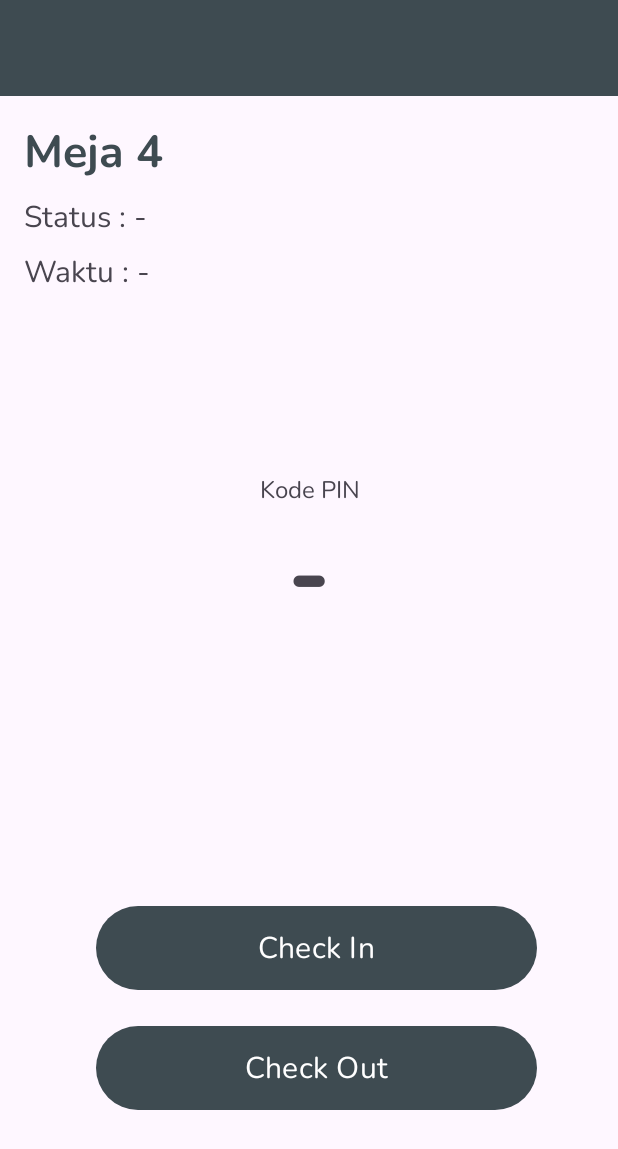
After one commit to BayuNindioko/Eatsy, an Android app: the layout activity_detail_reservasi.xml on its own in the app's theme, with its tools: preview values and no code run, on a phone screen of 412 x 824 dp. The commit adds this screen. Shown: the top 1149 px of the screen. Run offline under Robolectric (Android 15) with nearby library versions, the phone set to English and light mode, and no system bars.

Commit message:
reservasi donn

```diff
--- a/Eatsy-app/app/src/main/AndroidManifest.xml
+++ b/Eatsy-app/app/src/main/AndroidManifest.xml
@@ -30,6 +30,11 @@
                 <category android:name="android.intent.category.LAUNCHER" />
             </intent-filter>
         </activity>
+
+        <activity
+            android:name=".reservasi.DetailReservasiActivity"
+            android:exported="false" />
+
     </application>
 
 </manifest>
--- a/Eatsy-app/app/src/main/java/com/example/eatsy/api/ApiService.kt
+++ b/Eatsy-app/app/src/main/java/com/example/eatsy/api/ApiService.kt
@@ -1,12 +1,17 @@
 package com.example.eatsy.api
 
 
+import com.example.eatsy.data.CheckinResponse
+import com.example.eatsy.data.DetailReservationResponse
 import com.example.eatsy.data.LoginResponse
 import com.example.eatsy.data.LogoutResponse
+import com.example.eatsy.data.TableResponseItem
 import retrofit2.Call
 import retrofit2.http.*
 
 interface ApiService {
+
+    //reservasi
     @POST("users/login")
     @FormUrlEncoded
     fun login(
@@ -19,4 +24,27 @@ interface ApiService {
         @Header("Authorization") token: String,
     ) : Call<LogoutResponse>
 
+    //booking meja reservasi
+    @GET("tables")
+    fun getTable(
+    ): Call<List<TableResponseItem>>
+
+    @GET("/api/tables/{table_id}/reservations")
+    fun detailReservation(
+        @Path("table_id") id: Int,
+    ) : Call<DetailReservationResponse>
+
+    @POST("/api/tables/{table_id}/reservations")
+    @FormUrlEncoded
+    fun checkIn(
+        @Path("table_id") table_id: Int,
+        @Field("name") name :String
+    ): Call<CheckinResponse>
+
+    @POST("/api/tables/reservations/{id}")
+    @FormUrlEncoded
+    fun checkOut(
+        @Path("id") id: Int,
+        @Field("table_id") table_id: Int,
+    ): Call<DetailReservationResponse>
 }
--- /dev/null
+++ b/Eatsy-app/app/src/main/java/com/example/eatsy/reservasi/ReservationViewModel.kt
@@ -0,0 +1,37 @@
+package com.example.myapplication.reservasi
+
+import android.util.Log
+import androidx.lifecycle.LiveData
+import androidx.lifecycle.MutableLiveData
+import androidx.lifecycle.ViewModel
+import com.example.eatsy.api.ApiConfig
+import com.example.eatsy.data.TableResponseItem
+import retrofit2.Call
+import retrofit2.Callback
+import retrofit2.Response
+
+class ReservationViewModel : ViewModel() {
+    private val tableData: MutableLiveData<List<TableResponseItem>> = MutableLiveData()
+    fun getTableData(): LiveData<List<TableResponseItem>> = tableData
+    fun loadTableData() {
+        val apiService = ApiConfig().getApiService()
+        apiService.getTable().enqueue(object : Callback<List<TableResponseItem>> {
+            override fun onResponse(call: Call<List<TableResponseItem>>, response: Response<List<TableResponseItem>>) {
+                if (response.isSuccessful) {
+                    val tableList = response.body()
+                    tableList?.forEach { tableReservation ->
+                        val tableList = response.body()
+                        tableData.postValue(tableList)
+                    }
+                } else {
+                    Log.d("aldo", "${response.code()}")
+                }
+            }
+
+            override fun onFailure(call: Call<List<TableResponseItem>>, t: Throwable) {
+                Log.e("aldo", "Error: ${t.message}")
+                t.printStackTrace()
+            }
+        })
+    }
+}
--- /dev/null
+++ b/Eatsy-app/app/src/main/res/layout/activity_detail_reservasi.xml
@@ -0,0 +1,122 @@
+<?xml version="1.0" encoding="utf-8"?>
+<androidx.constraintlayout.widget.ConstraintLayout xmlns:android="http://schemas.android.com/apk/res/android"
+    xmlns:app="http://schemas.android.com/apk/res-auto"
+    xmlns:tools="http://schemas.android.com/tools"
+    android:layout_width="match_parent"
+    android:layout_height="match_parent"
+    tools:context=".detailReservasi.DetailReservasiActivity">
+
+    <com.google.android.material.appbar.MaterialToolbar
+        android:id="@+id/toolbar"
+        android:layout_width="match_parent"
+        android:layout_height="?attr/actionBarSize"
+        android:background="?attr/colorPrimary"
+        android:elevation="4dp"
+        android:theme="@style/ActionBarStyle"
+        app:layout_constraintEnd_toEndOf="parent"
+        app:layout_constraintStart_toStartOf="parent"
+        app:layout_constraintTop_toTopOf="parent" />
+
+    <TextView
+        android:id="@+id/no_meja"
+        android:layout_width="match_parent"
+        android:layout_height="wrap_content"
+        android:layout_marginStart="16dp"
+        android:layout_marginTop="16dp"
+        android:fontFamily="@font/nunito_semibold"
+        android:text="Meja 4"
+        android:textColor="@color/blue"
+        android:textSize="30sp"
+        app:layout_constraintEnd_toEndOf="parent"
+        app:layout_constraintStart_toStartOf="parent"
+        app:layout_constraintTop_toBottomOf="@+id/toolbar" />
+
+    <TextView
+        android:id="@+id/status"
+        android:layout_width="match_parent"
+        android:layout_height="wrap_content"
+        android:layout_marginStart="16dp"
+        android:layout_marginTop="8dp"
+        android:fontFamily="@font/nunito"
+        android:text="Status : -"
+        android:textSize="20sp"
+        app:layout_constraintStart_toStartOf="parent"
+        app:layout_constraintTop_toBottomOf="@+id/no_meja" />
+
+    <TextView
+        android:id="@+id/waktu_checkin"
+        android:layout_width="match_parent"
+        android:layout_height="wrap_content"
+        android:layout_marginStart="16dp"
+        android:layout_marginTop="8dp"
+
+        android:fontFamily="@font/nunito"
+        android:text="Waktu : -"
+        android:textSize="20sp"
+        app:layout_constraintEnd_toEndOf="parent"
+        app:layout_constraintStart_toStartOf="parent"
+        app:layout_constraintTop_toBottomOf="@+id/status" />
+
+    <TextView
+        android:id="@+id/pincode"
+        android:layout_width="match_parent"
+        android:layout_height="wrap_content"
+        android:layout_marginTop="120dp"
+        android:fontFamily="@font/nunito"
+        android:gravity="center"
+        android:text="Kode PIN"
+        android:textSize="16sp"
+        app:layout_constraintEnd_toEndOf="parent"
+        app:layout_constraintStart_toStartOf="parent"
+        app:layout_constraintTop_toBottomOf="@+id/waktu_checkin" />
+
+    <TextView
+        android:id="@+id/pin"
+        android:layout_width="match_parent"
+        android:layout_height="wrap_content"
+        android:fontFamily="@font/nunito_bold"
+        android:gravity="center"
+        android:text="-"
+        android:textSize="64sp"
+        app:layout_constraintTop_toBottomOf="@+id/pincode" />
+
+    <Button
+        android:id="@+id/checkin"
+        android:layout_width="match_parent"
+        android:layout_height="64dp"
+        android:layout_marginStart="64dp"
+        android:layout_marginEnd="54dp"
+        android:layout_marginBottom="16dp"
+        android:text="Check In"
+        android:textSize="20sp"
+        app:layout_constraintBottom_toTopOf="@+id/checkout"
+        app:layout_constraintEnd_toEndOf="parent"
+        app:layout_constraintStart_toStartOf="parent" />
+
+    <Button
+        android:id="@+id/checkout"
+        android:layout_width="match_parent"
+        android:layout_height="64dp"
+        android:layout_marginStart="64dp"
+        android:layout_marginEnd="54dp"
+        android:layout_marginBottom="80dp"
+        android:text="Check Out"
+        android:textSize="20sp"
+        app:layout_constraintBottom_toBottomOf="parent"
+        app:layout_constraintEnd_toEndOf="parent"
+        app:layout_constraintStart_toStartOf="parent" />
+
+
+    <ProgressBar
+        android:id="@+id/progressBar2"
+        style="?android:attr/progressBarStyle"
+        android:layout_width="wrap_content"
+        android:layout_height="wrap_content"
+        app:layout_constraintBottom_toBottomOf="parent"
+        app:layout_constraintEnd_toEndOf="parent"
+        app:layout_constraintStart_toStartOf="parent"
+        app:layout_constraintTop_toTopOf="parent"
+        android:visibility="gone"/>
+
+
+</androidx.constraintlayout.widget.ConstraintLayout>
--- a/Eatsy-app/app/src/main/res/layout/activity_main.xml
+++ b/Eatsy-app/app/src/main/res/layout/activity_main.xml
@@ -52,12 +52,12 @@
         android:id="@+id/nav_host_fragment_activity_main"
         android:name="androidx.navigation.fragment.NavHostFragment"
         android:layout_width="match_parent"
-        android:layout_height="match_parent"
+        android:layout_height="0dp"
         app:defaultNavHost="true"
         app:layout_constraintBottom_toTopOf="@id/nav_view"
         app:layout_constraintLeft_toLeftOf="parent"
         app:layout_constraintRight_toRightOf="parent"
-        app:layout_constraintTop_toTopOf="parent"
+        app:layout_constraintTop_toBottomOf="@+id/toolbar"
         app:navGraph="@navigation/mobile_navigation" />
 
 </androidx.constraintlayout.widget.ConstraintLayout>
```
Also changed, not shown: Eatsy-app/app/src/main/java/com/example/eatsy/reservasi/DetailReservasiActivity.kt (added, +208 -0 lines), Eatsy-app/app/src/main/java/com/example/eatsy/reservasi/ReservasiAdapter.kt (added, +69 -0 lines), Eatsy-app/app/src/main/java/com/example/eatsy/ui/home/HomeFragment.kt (+33 -14 lines), Eatsy-app/app/src/main/res/layout/dialogue_checkin.xml (added, +82 -0 lines), Eatsy-app/app/src/main/res/layout/fragment_reservassi.xml (added, +13 -0 lines), Eatsy-app/app/src/main/res/layout/item_reservation.xml (added, +46 -0 lines).
